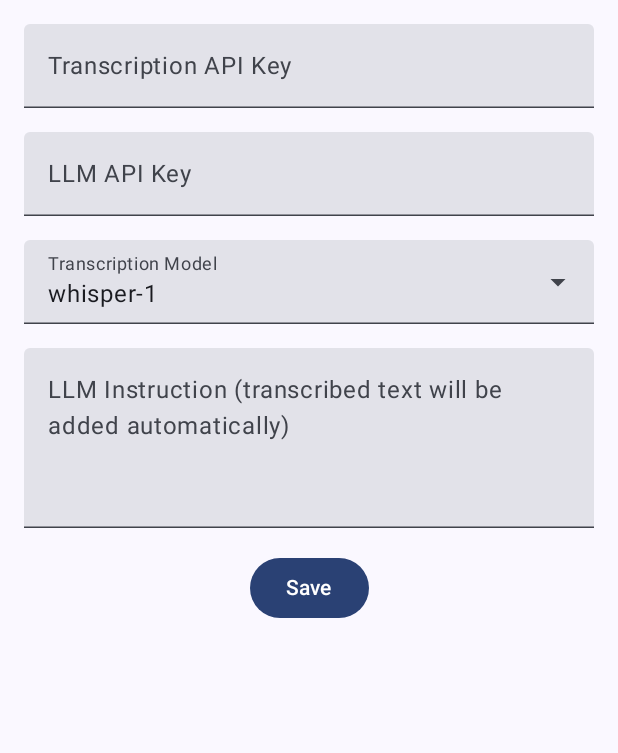
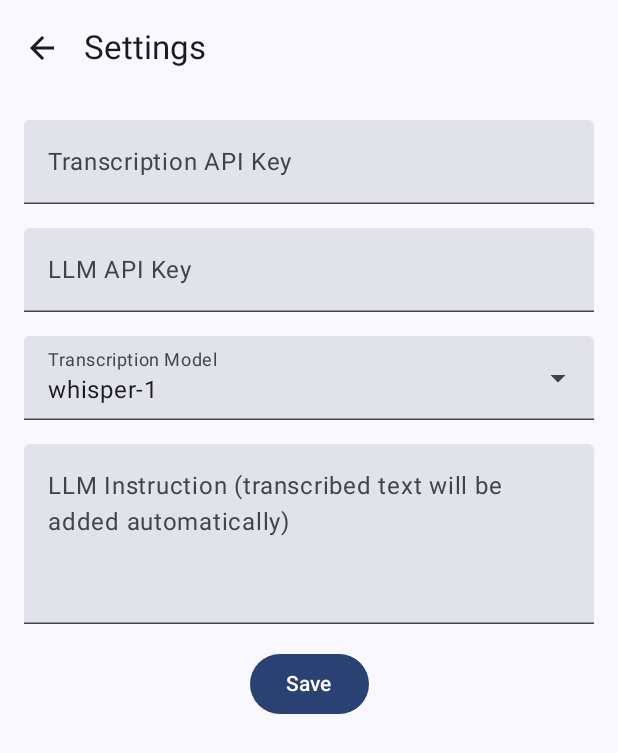
Before and after one commit to valenzine/whisper-droid, an Android app built with Jetpack Compose: the SettingsScreen screen opened through its navigation route, on a phone screen of 412 x 824 dp. Shown: the top 753 px of the screen. Run offline under Robolectric (Android 15) with nearby library versions, the light colour scheme and no system bars.

Commit message:
Add top app bar with back navigation to Settings
Refactored SettingsScreen to use Scaffold with a SmallTopAppBar, including a back arrow for navigation. This improves UI consistency and user experience by providing a standard app bar and navigation pattern.

```diff
--- a/app/src/main/java/com/valenzine/whisperdroid/ui/SettingsScreen.kt
+++ b/app/src/main/java/com/valenzine/whisperdroid/ui/SettingsScreen.kt
@@ -12,11 +12,16 @@ import androidx.compose.ui.unit.dp
 import androidx.lifecycle.viewmodel.compose.viewModel
 import com.valenzine.whisperdroid.viewmodel.SettingsViewModel
 import com.valenzine.whisperdroid.viewmodel.SettingsViewModelFactory
+import androidx.compose.material.icons.Icons
+import androidx.compose.material.icons.filled.ArrowBack
+import androidx.compose.material3.Icon
+import androidx.compose.material3.IconButton
 
 @OptIn(ExperimentalMaterial3Api::class)
 @Composable
 fun SettingsScreen() {
     val context = LocalContext.current
+    val activity = context as? androidx.activity.ComponentActivity
     val repository = remember { com.valenzine.whisperdroid.repository.SettingsRepository(context) }
     val viewModel: SettingsViewModel = viewModel(factory = SettingsViewModelFactory(repository))
     val transcriptionApiKey by viewModel.transcriptionApiKey.collectAsState()
@@ -48,14 +53,29 @@ fun SettingsScreen() {
         tempTranscriptionModel = transcriptionModel
     }
 
+    Scaffold(
+        topBar = {
+            SmallTopAppBar(
+                title = { Text("Settings") },
+                navigationIcon = {
+                    IconButton(onClick = {
+                        activity?.onBackPressedDispatcher?.onBackPressed()
+                    }) {
+                        Icon(Icons.Filled.ArrowBack, contentDescription = "Back")
+                    }
+                }
+            )
+        },
+        snackbarHost = { SnackbarHost(snackbarHostState) }
+    ) { innerPadding ->
         Column(
             modifier = Modifier
                 .fillMaxSize()
                 .padding(16.dp)
+                .padding(innerPadding)
                 .verticalScroll(rememberScrollState()),
             horizontalAlignment = Alignment.CenterHorizontally
         ) {
-        SnackbarHost(hostState = snackbarHostState)
             TextField(
                 value = tempTranscriptionApiKey,
                 onValueChange = { tempTranscriptionApiKey = it },
@@ -137,3 +157,4 @@ fun SettingsScreen() {
             }
         }
     }
+}
```
Lines whose indentation alone changed are shown as unchanged.
